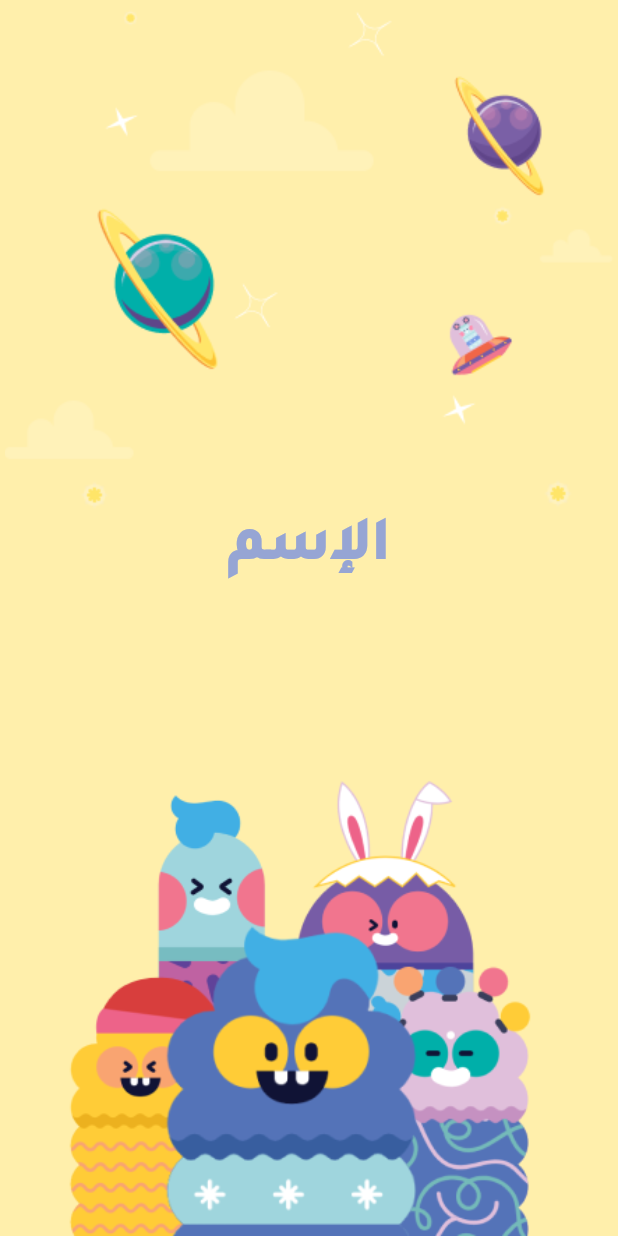
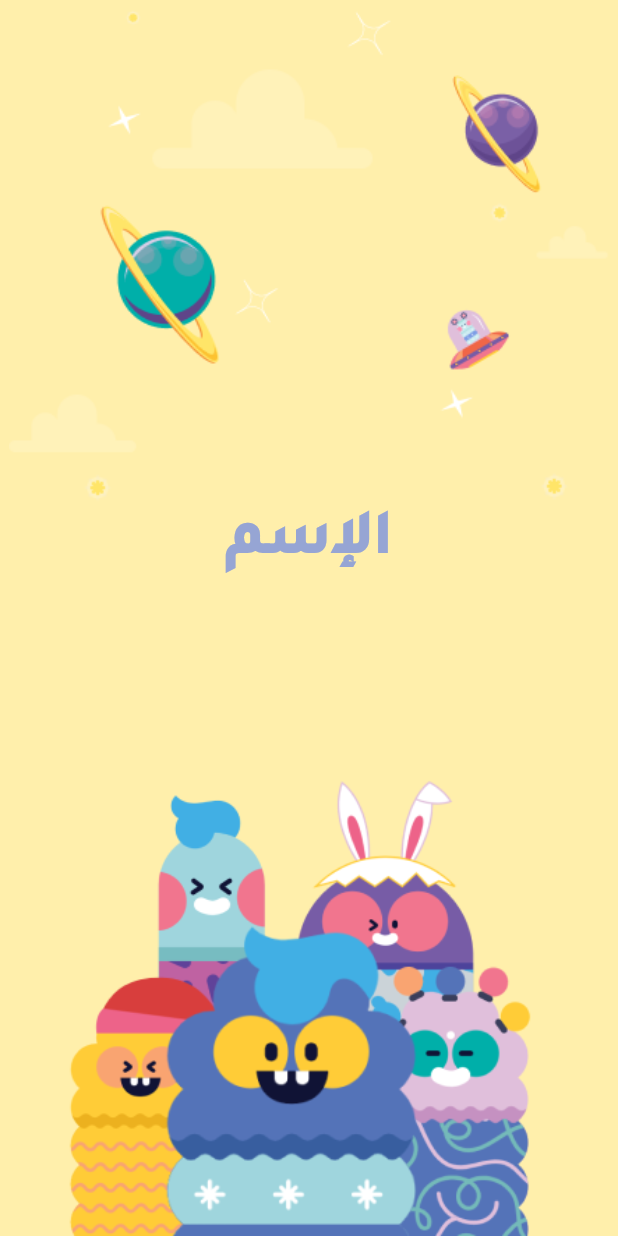
Before and after one commit to Hessahf/kidAapp, a Flutter app: the first screen one second after launch, on a phone screen of 412 x 824 dp. Run offline on Flutter 3.47's test engine with Material 2 defaults, Android fonts, the phone set to English and light mode, and no system bars.

Commit message:
Splash Screen update

```diff
--- a/lib/screens/splash.dart
+++ b/lib/screens/splash.dart
@@ -1,8 +1,9 @@
 import 'dart:async';
 import 'package:flutter/cupertino.dart';
 import 'package:flutter/material.dart';
+import 'package:new_one/constant/responsiv.dart';
 import 'package:new_one/screens/start-screen.dart';
-import 'package:new_one/widgets/splash/mainWidget.dart';
+import 'package:new_one/widgets/splash/Sky.dart';
 class SplashScreen extends StatefulWidget{
 
   @override
@@ -14,14 +15,36 @@ class _SplashScreenState extends State<SplashScreen> {
   void initState() {
     super.initState();
     Timer(
-        Duration(seconds: 5),
+        Duration(seconds: 15),
             () => Navigator.of(this.context).pushReplacement(MaterialPageRoute(
             builder: (BuildContext context) => StartScreen())));
   }
   @override
   Widget build(BuildContext context) {
+    var screenSize = MediaQuery.of(context).size;
+    var mobile = isMobile(context);
     return Scaffold(
-     body:mainSplash()
+     body:
+     Padding(
+       padding: const EdgeInsets.all(0),
+       child: Column(
+         children: <Widget>[
+           Sky(),
+           Expanded(
+             child: Column(
+                 crossAxisAlignment: CrossAxisAlignment.start,
+                 mainAxisSize: MainAxisSize.max,
+                 mainAxisAlignment: MainAxisAlignment.end,
+                 children: <Widget>[
+                 Image.asset("assets/charecters/Splash.png",
+                     width: mobile ? 500 : 520 ,
+                     fit:BoxFit.fill),
+                 ]
+             ),
+           )
+         ],
+       ),
+     ),
     );
   }
 
--- a/lib/widgets/splash/Sky.dart
+++ b/lib/widgets/splash/Sky.dart
@@ -1,22 +1,27 @@
 import 'package:flutter/cupertino.dart';
 import 'package:new_one/constant/color.dart';
+import 'package:new_one/constant/responsiv.dart';
 class Sky extends StatelessWidget {
   Widget build(BuildContext context) {
+    var screenSize = MediaQuery.of(context).size;
+    var mobile = isMobile(context);
     return Stack(
       children: <Widget>[
-
         Column(
           children: <Widget>[
-            Container(
-              child: Image.asset("assets/images/Sky.png"),
-            ),
+             Image.asset("assets/images/Sky.png",
+                  width: mobile ? 400 : 650,
+                  fit:BoxFit.fill
+             ),
             Center(
               child: Text("الإسم",
                 style: TextStyle(
                     color: purple,
                     fontWeight: FontWeight.w900,
                     fontFamily: 'Tajawal',
-                    fontSize: 40),
+                    fontSize: mobile
+                        ? screenSize.width * .10
+                        : screenSize.width * .090,),
               ),
             ),
           ],
--- a/lib/widgets/splash/mainWidget.dart
+++ b/lib/widgets/splash/mainWidget.dart
@@ -10,7 +10,7 @@ class mainSplash extends StatelessWidget {
       body: Column(
         children: <Widget>[
           Sky(),
-          Expanded(child: Column(
+          Container(child: Column(
               crossAxisAlignment: CrossAxisAlignment.start,
               mainAxisSize: MainAxisSize.max,
               mainAxisAlignment: MainAxisAlignment.end,
```
Also changed, not shown: 13 other files.
